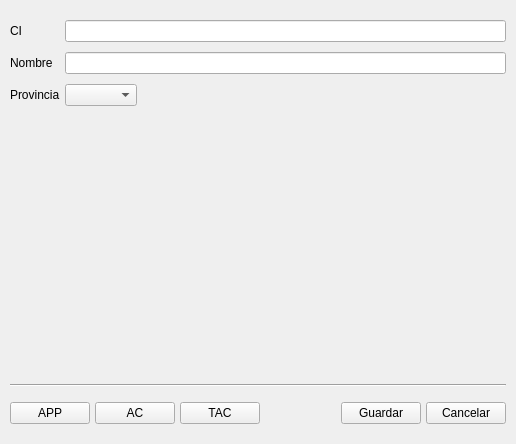
Old version of the form resources/uis/PatientForm.ui in the repository jbermudezcabrera/ControlDePacientes.
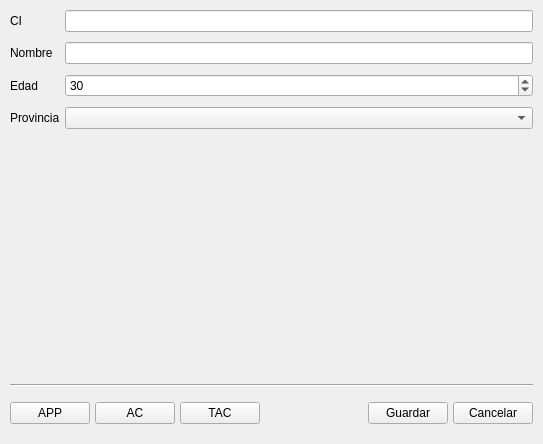
New version of the form.

The edit to the form file:
```diff
--- a/resources/uis/PatientForm.ui
+++ b/resources/uis/PatientForm.ui
@@ -6,7 +6,7 @@
    <rect>
     <x>0</x>
     <y>0</y>
-    <width>516</width>
+    <width>543</width>
     <height>444</height>
    </rect>
   </property>
@@ -34,32 +34,23 @@
    </property>
    <item>
     <widget class="QWidget" name="widget" native="true">
-     <layout class="QFormLayout" name="formLayout">
-      <property name="sizeConstraint">
-       <enum>QLayout::SetDefaultConstraint</enum>
-      </property>
-      <property name="fieldGrowthPolicy">
-       <enum>QFormLayout::ExpandingFieldsGrow</enum>
-      </property>
-      <property name="formAlignment">
-       <set>Qt::AlignLeading|Qt::AlignLeft|Qt::AlignTop</set>
-      </property>
-      <property name="horizontalSpacing">
-       <number>5</number>
-      </property>
-      <property name="verticalSpacing">
-       <number>10</number>
-      </property>
+     <layout class="QGridLayout" name="gridLayout">
       <property name="leftMargin">
        <number>0</number>
       </property>
       <property name="topMargin">
-       <number>10</number>
+       <number>0</number>
       </property>
       <property name="rightMargin">
        <number>0</number>
       </property>
       <property name="bottomMargin">
+       <number>0</number>
+      </property>
+      <property name="horizontalSpacing">
+       <number>5</number>
+      </property>
+      <property name="verticalSpacing">
        <number>10</number>
       </property>
       <item row="0" column="0">
@@ -69,37 +60,57 @@
         </property>
        </widget>
       </item>
-      <item row="0" column="1">
+      <item row="0" column="2">
        <widget class="QLineEdit" name="ciInput">
         <property name="inputMask">
          <string>99999999999</string>
         </property>
        </widget>
       </item>
-      <item row="1" column="0">
+      <item row="1" column="0" colspan="2">
        <widget class="QLabel" name="label">
         <property name="text">
          <string>Nombre</string>
         </property>
        </widget>
       </item>
-      <item row="1" column="1">
+      <item row="1" column="2">
        <widget class="QLineEdit" name="nameInput"/>
       </item>
-      <item row="2" column="0">
+      <item row="2" column="2">
+       <widget class="QSpinBox" name="ageInput">
+        <property name="maximum">
+         <number>200</number>
+        </property>
+        <property name="singleStep">
+         <number>5</number>
+        </property>
+        <property name="value">
+         <number>30</number>
+        </property>
+       </widget>
+      </item>
+      <item row="3" column="0" colspan="2">
        <widget class="QLabel" name="label_2">
         <property name="text">
          <string>Provincia</string>
         </property>
        </widget>
       </item>
-      <item row="2" column="1">
+      <item row="3" column="2">
        <widget class="QComboBox" name="provinceCombo">
         <property name="sizeAdjustPolicy">
          <enum>QComboBox::AdjustToContents</enum>
         </property>
        </widget>
       </item>
+      <item row="2" column="0" colspan="2">
+       <widget class="QLabel" name="label_3">
+        <property name="text">
+         <string>Edad</string>
+        </property>
+       </widget>
+      </item>
      </layout>
     </widget>
    </item>
```
